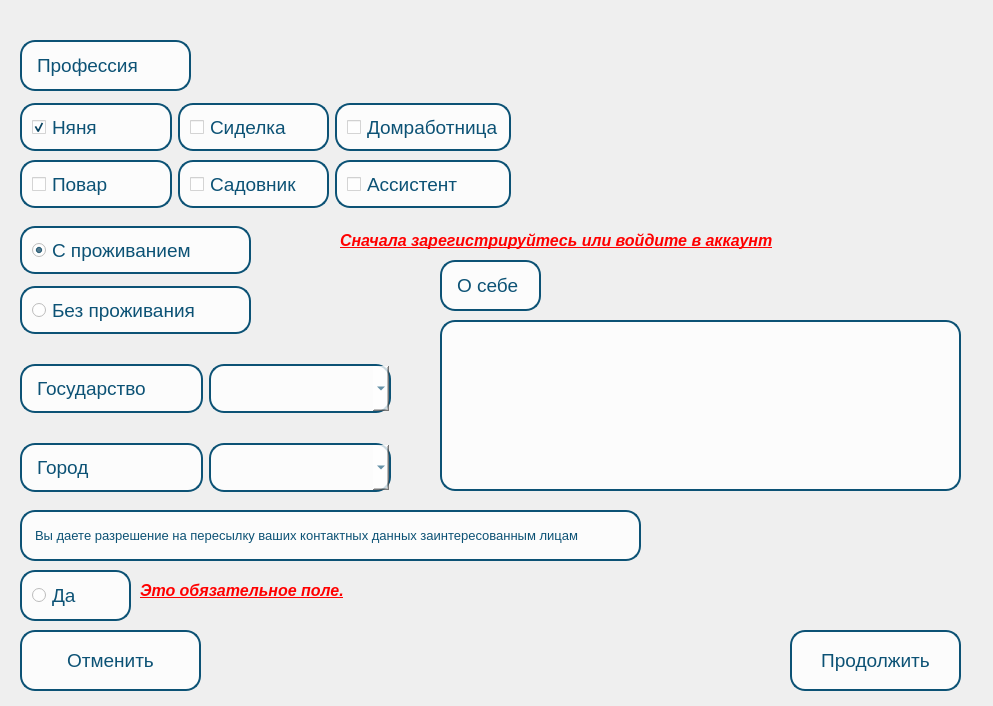
Qt form Assets/WindowsUI/worker.ui (yshelev/nya) before a commit.
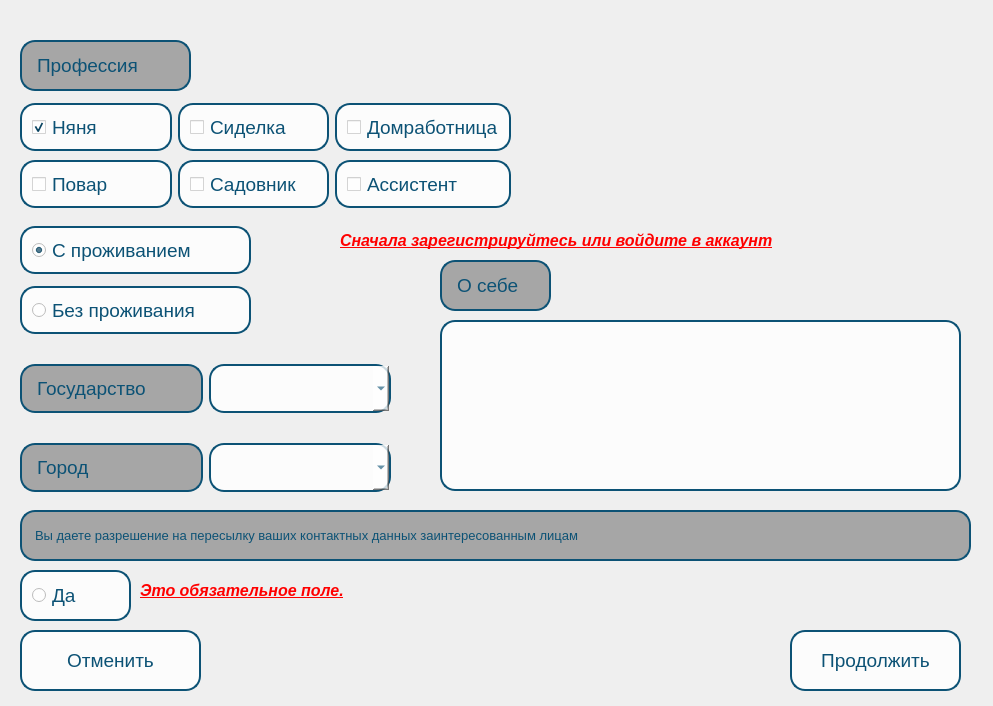
The same form after that commit.

Commit message: build скорее всего конечный.

The edit to the form file:
```diff
--- a/Assets/WindowsUI/worker.ui
+++ b/Assets/WindowsUI/worker.ui
@@ -257,7 +257,7 @@
      <rect>
       <x>440</x>
       <y>260</y>
-      <width>101</width>
+      <width>111</width>
       <height>51</height>
      </rect>
     </property>
@@ -267,11 +267,11 @@
      </font>
     </property>
     <property name="styleSheet">
-     <string notr="true">
+     <string notr="true"> 
 border-radius: 15px;
 padding: 10px;
 border: 2px solid rgba(12, 82, 117, 255);
-background-color: rgba(255, 255, 255, 200);
+background-color: rgba(145, 145, 145, 200);
 color: rgba(12, 82, 117, 255);
 </string>
     </property>
@@ -294,11 +294,11 @@
      </font>
     </property>
     <property name="styleSheet">
-     <string notr="true">
+     <string notr="true"> 
 border-radius: 15px;
 padding: 10px;
 border: 2px solid rgba(12, 82, 117, 255);
-background-color: rgba(255, 255, 255, 200);
+background-color: rgba(145, 145, 145, 200);
 color: rgba(12, 82, 117, 255);
 </string>
     </property>
@@ -311,7 +311,7 @@
      <rect>
       <x>20</x>
       <y>510</y>
-      <width>621</width>
+      <width>951</width>
       <height>51</height>
      </rect>
     </property>
@@ -321,11 +321,11 @@
      </font>
     </property>
     <property name="styleSheet">
-     <string notr="true">
+     <string notr="true"> 
 border-radius: 15px;
 padding: 10px;
 border: 2px solid rgba(12, 82, 117, 255);
-background-color: rgba(255, 255, 255, 200);
+background-color: rgba(145, 145, 145, 200);
 color: rgba(12, 82, 117, 255);
 </string>
     </property>
@@ -507,11 +507,11 @@
         </font>
        </property>
        <property name="styleSheet">
-        <string notr="true">
+        <string notr="true"> 
 border-radius: 15px;
 padding: 10px;
 border: 2px solid rgba(12, 82, 117, 255);
-background-color: rgba(255, 255, 255, 200);
+background-color: rgba(145, 145, 145, 200);
 color: rgba(12, 82, 117, 255);
 </string>
        </property>
@@ -564,11 +564,11 @@
         </font>
        </property>
        <property name="styleSheet">
-        <string notr="true">
+        <string notr="true"> 
 border-radius: 15px;
 padding: 10px;
 border: 2px solid rgba(12, 82, 117, 255);
-background-color: rgba(255, 255, 255, 200);
+background-color: rgba(145, 145, 145, 200);
 color: rgba(12, 82, 117, 255);
 </string>
        </property>
```
The commit also changes 1 other file.
